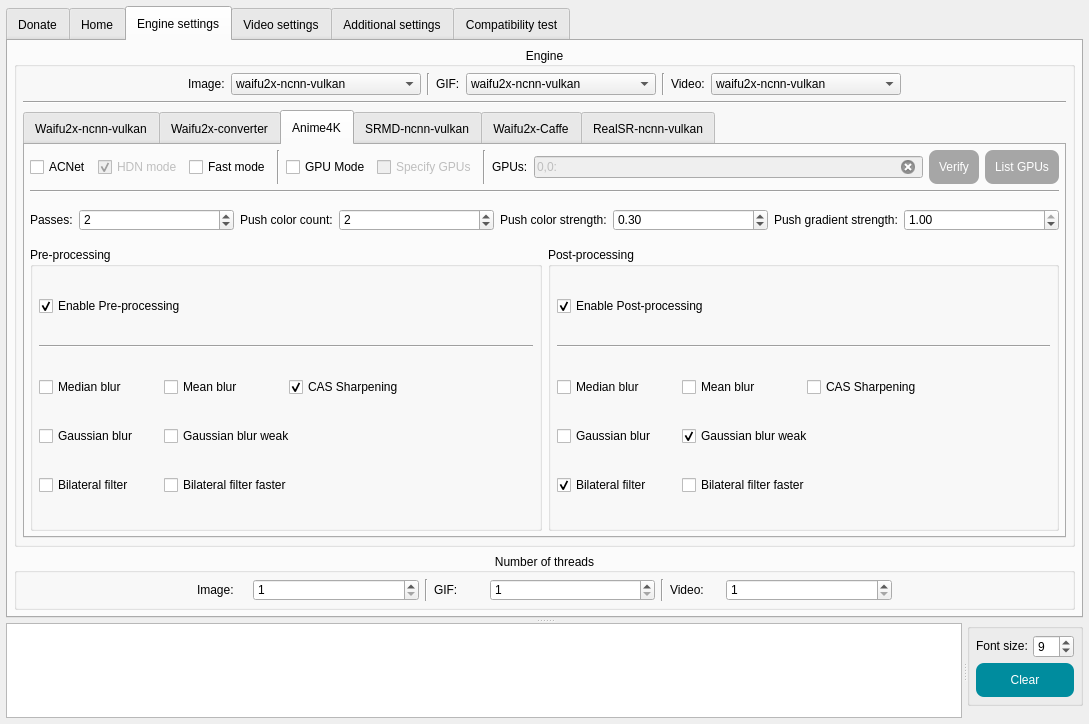
Old version of the form SRC/Waifu2x-Extension-QT/mainwindow.ui in the repository AaronFeng753/Waifu2x-Extension-GUI.
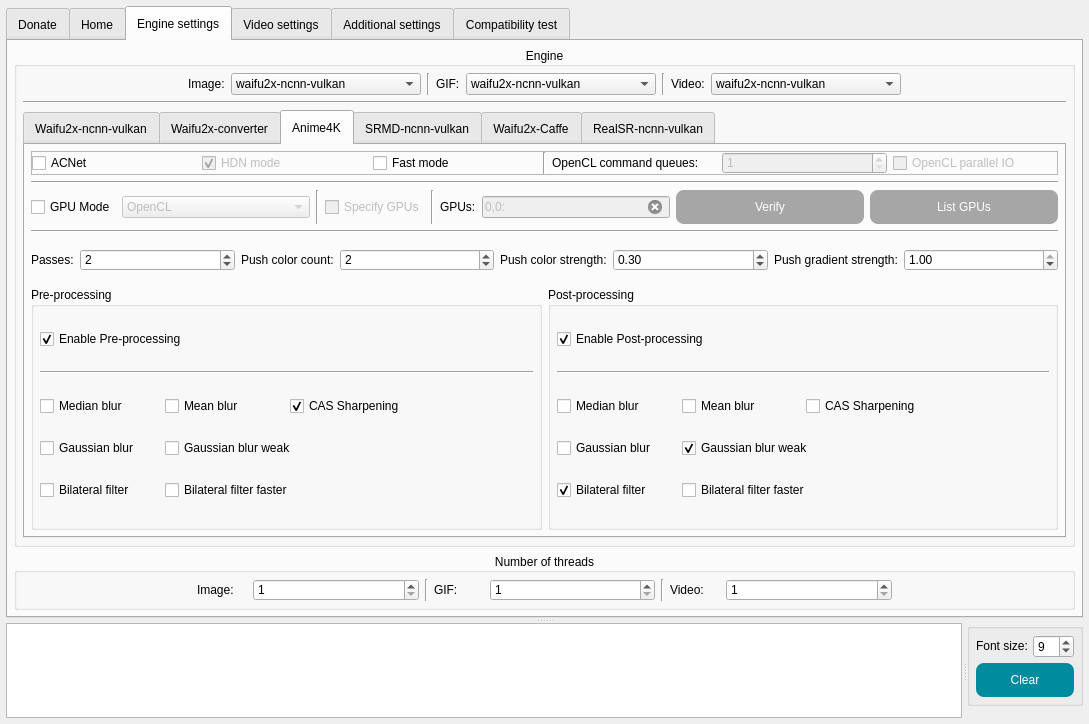
New version of the form. The open tabs and pages were chosen to show the change. Icons and pictures are not drawn.

Commit message: Adapt to the new version of Anime4K

Patch:
```diff
--- a/SRC/Waifu2x-Extension-QT/mainwindow.ui
+++ b/SRC/Waifu2x-Extension-QT/mainwindow.ui
@@ -4074,26 +4074,64 @@
 
 - [ Speed:★★★  Image Quality:★ ]</string>
                </attribute>
-               <layout class="QGridLayout" name="gridLayout_5">
+               <layout class="QGridLayout" name="gridLayout_62">
                 <property name="leftMargin">
-                 <number>5</number>
+                 <number>6</number>
                 </property>
                 <property name="topMargin">
-                 <number>5</number>
+                 <number>6</number>
                 </property>
                 <property name="rightMargin">
-                 <number>5</number>
+                 <number>6</number>
                 </property>
                 <property name="bottomMargin">
-                 <number>5</number>
+                 <number>6</number>
                 </property>
                 <item row="0" column="0">
-                 <layout class="QHBoxLayout" name="horizontalLayout_4">
-                  <item>
+                 <widget class="QFrame" name="frame_21">
+                  <property name="sizePolicy">
+                   <sizepolicy hsizetype="Preferred" vsizetype="Fixed">
+                    <horstretch>0</horstretch>
+                    <verstretch>0</verstretch>
+                   </sizepolicy>
+                  </property>
+                  <property name="frameShape">
+                   <enum>QFrame::StyledPanel</enum>
+                  </property>
+                  <property name="frameShadow">
+                   <enum>QFrame::Raised</enum>
+                  </property>
+                  <layout class="QGridLayout" name="gridLayout_61">
+                   <property name="leftMargin">
+                    <number>0</number>
+                   </property>
+                   <property name="topMargin">
+                    <number>0</number>
+                   </property>
+                   <property name="rightMargin">
+                    <number>0</number>
+                   </property>
+                   <property name="bottomMargin">
+                    <number>0</number>
+                   </property>
+                   <item row="0" column="3">
+                    <widget class="Line" name="line_26">
+                     <property name="orientation">
+                      <enum>Qt::Vertical</enum>
+                     </property>
+                    </widget>
+                   </item>
+                   <item row="0" column="0">
                    <widget class="QCheckBox" name="checkBox_ACNet_Anime4K">
                     <property name="enabled">
                      <bool>true</bool>
                     </property>
+                     <property name="sizePolicy">
+                      <sizepolicy hsizetype="Preferred" vsizetype="Fixed">
+                       <horstretch>0</horstretch>
+                       <verstretch>0</verstretch>
+                      </sizepolicy>
+                     </property>
                     <property name="toolTip">
                      <string>Enable ACNet.
 Will improve image quality.</string>
@@ -4103,11 +4141,52 @@
                     </property>
                    </widget>
                   </item>
-                  <item>
+                   <item row="0" column="2">
+                    <widget class="QCheckBox" name="checkBox_FastMode_Anime4K">
+                     <property name="sizePolicy">
+                      <sizepolicy hsizetype="Preferred" vsizetype="Fixed">
+                       <horstretch>0</horstretch>
+                       <verstretch>0</verstretch>
+                      </sizepolicy>
+                     </property>
+                     <property name="toolTip">
+                      <string>Faster but maybe low quality.</string>
+                     </property>
+                     <property name="text">
+                      <string>Fast mode</string>
+                     </property>
+                    </widget>
+                   </item>
+                   <item row="0" column="6">
+                    <widget class="QCheckBox" name="checkBox_OpenCLParallelIO_A4k">
+                     <property name="enabled">
+                      <bool>false</bool>
+                     </property>
+                     <property name="sizePolicy">
+                      <sizepolicy hsizetype="Preferred" vsizetype="Fixed">
+                       <horstretch>0</horstretch>
+                       <verstretch>0</verstretch>
+                      </sizepolicy>
+                     </property>
+                     <property name="toolTip">
+                      <string>OpenCL parallel IO command queue</string>
+                     </property>
+                     <property name="text">
+                      <string>OpenCL parallel IO</string>
+                     </property>
+                    </widget>
+                   </item>
+                   <item row="0" column="1">
                    <widget class="QCheckBox" name="checkBox_HDNMode_Anime4k">
                     <property name="enabled">
                      <bool>false</bool>
                     </property>
+                     <property name="sizePolicy">
+                      <sizepolicy hsizetype="Preferred" vsizetype="Fixed">
+                       <horstretch>0</horstretch>
+                       <verstretch>0</verstretch>
+                      </sizepolicy>
+                     </property>
                     <property name="toolTip">
                      <string>Enable HDN mode for ACNet.
 Will improve image quality.
@@ -4123,27 +4202,87 @@
                     </property>
                    </widget>
                   </item>
-                  <item>
-                   <widget class="QCheckBox" name="checkBox_FastMode_Anime4K">
+                   <item row="0" column="5">
+                    <widget class="QSpinBox" name="spinBox_OpenCLCommandQueues_A4k">
+                     <property name="enabled">
+                      <bool>false</bool>
+                     </property>
+                     <property name="sizePolicy">
+                      <sizepolicy hsizetype="Preferred" vsizetype="Fixed">
+                       <horstretch>0</horstretch>
+                       <verstretch>0</verstretch>
+                      </sizepolicy>
+                     </property>
                     <property name="toolTip">
-                     <string>Faster but maybe low quality.</string>
-                    </property>
+                      <string>Number of OpenCL command queues</string>
+                     </property>
+                     <property name="minimum">
+                      <number>1</number>
+                     </property>
+                     <property name="maximum">
+                      <number>999999999</number>
+                     </property>
+                    </widget>
+                   </item>
+                   <item row="0" column="4">
+                    <widget class="QLabel" name="label_23">
                     <property name="text">
-                     <string>Fast mode</string>
+                      <string>OpenCL command queues:</string>
                     </property>
                    </widget>
                   </item>
                  </layout>
+                 </widget>
                 </item>
-                <item row="0" column="1">
-                 <widget class="Line" name="line_13">
+                <item row="1" column="0">
+                 <widget class="Line" name="line_5">
+                  <property name="orientation">
+                   <enum>Qt::Horizontal</enum>
+                  </property>
+                 </widget>
+                </item>
+                <item row="2" column="0">
+                 <widget class="QFrame" name="frame_20">
+                  <property name="sizePolicy">
+                   <sizepolicy hsizetype="Preferred" vsizetype="Fixed">
+                    <horstretch>0</horstretch>
+                    <verstretch>0</verstretch>
+                   </sizepolicy>
+                  </property>
+                  <property name="frameShape">
+                   <enum>QFrame::NoFrame</enum>
+                  </property>
+                  <property name="frameShadow">
+                   <enum>QFrame::Sunken</enum>
+                  </property>
+                  <layout class="QGridLayout" name="gridLayout_5">
+                   <property name="leftMargin">
+                    <number>0</number>
+                   </property>
+                   <property name="topMargin">
+                    <number>0</number>
+                   </property>
+                   <property name="rightMargin">
+                    <number>0</number>
+                   </property>
+                   <property name="bottomMargin">
+                    <number>0</number>
+                   </property>
+                   <item row="0" column="4">
+                    <widget class="Line" name="line_15">
                   <property name="orientation">
                    <enum>Qt::Vertical</enum>
                   </property>
                  </widget>
                 </item>
-                <item row="0" column="2">
+                   <item row="0" column="0">
                  <widget class="QCheckBox" name="checkBox_GPUMode_Anime4K">
+                     <property name="sizePolicy">
+                      <sizepolicy hsizetype="Fixed" vsizetype="Fixed">
+                       <horstretch>0</horstretch>
+                       <verstretch>0</verstretch>
+                      </sizepolicy>
+                     </property>
                   <property name="toolTip">
                    <string>Enable GPU acceleration.</string>
                   </property>
@@ -4152,42 +4291,141 @@
                   </property>
                  </widget>
                 </item>
-                <item row="0" column="3">
-                 <widget class="QCheckBox" name="checkBox_SpecifyGPU_Anime4k">
+                   <item row="0" column="8">
+                    <widget class="QPushButton" name="pushButton_ListGPUs_Anime4k">
+                     <property name="enabled">
+                      <bool>false</bool>
+                     </property>
+                     <property name="maximumSize">
+                      <size>
+                       <width>16777215</width>
+                       <height>35</height>
+                      </size>
+                     </property>
+                     <property name="styleSheet">
+                      <string notr="true">QPushButton{
+background-color: rgb(26, 188, 156);
+color: rgb(255, 255, 255);
+border-style:outset;
+border-radius:8px;
+padding:10px;
+}
+QPushButton:hover{
+background-color: rgb(29, 214, 177);
+color: rgb(255, 255, 255);
+border-style:outset;
+border-radius:8px;
+padding:10px;
+}
+QPushButton:pressed{
+background-color: rgb(23, 173, 143);
+color: rgb(255, 255, 255);
+border-style:outset;
+border-radius:8px;
+padding:10px;
+}
+QPushButton:disabled{
+background-color: rgb(166, 166, 166);
+color: rgb(255, 255, 255);
+border-style:outset;
+border-radius:8px;
+padding:10px;
+}</string>
+                     </property>
+                     <property name="text">
+                      <string>List GPUs</string>
+                     </property>
+                    </widget>
+                   </item>
+                   <item row="0" column="1">
+                    <widget class="QComboBox" name="comboBox_GPGPUModel_A4k">
                   <property name="enabled">
                    <bool>false</bool>
                   </property>
                   <property name="toolTip">
-                   <string>You can specify multiple GPUs to fully 
-utilize the capabilities of your PC.
-(If there are multiple GPUs available.)</string>
-                  </property>
+                      <string>GPGPU model.
+
+Only NVIDIA products support CUDA.</string>
+                     </property>
+                     <item>
                   <property name="text">
-                   <string>Specify GPUs</string>
-                  </property>
-                 </widget>
-                </item>
-                <item row="0" column="4">
-                 <widget class="Line" name="line_15">
-                  <property name="orientation">
-                   <enum>Qt::Vertical</enum>
-                  </property>
+                       <string notr="true">OpenCL</string>
+                      </property>
+                     </item>
+                     <item>
+                      <property name="text">
+                       <string notr="true">CUDA</string>
+                      </property>
+                     </item>
                  </widget>
                 </item>
                 <item row="0" column="5">
-                 <layout class="QHBoxLayout" name="horizontalLayout_6">
-                  <item>
                    <widget class="QLabel" name="label_19">
+                     <property name="sizePolicy">
+                      <sizepolicy hsizetype="Fixed" vsizetype="Preferred">
+                       <horstretch>0</horstretch>
+                       <verstretch>0</verstretch>
+                      </sizepolicy>
+                     </property>
                     <property name="text">
                      <string notr="true">GPUs:</string>
                     </property>
                    </widget>
                   </item>
-                  <item>
+                   <item row="0" column="7">
+                    <widget class="QPushButton" name="pushButton_VerifyGPUsConfig_Anime4k">
+                     <property name="enabled">
+                      <bool>false</bool>
+                     </property>
+                     <property name="toolTip">
+                      <string>Verify your GPUs configuration.</string>
+                     </property>
+                     <property name="styleSheet">
+                      <string notr="true">QPushButton{
+background-color: rgb(178, 58, 238);
+color: rgb(255, 255, 255);
+border-style:outset;
+border-radius:8px;
+padding:10px;
+}
+QPushButton:hover{
+background-color: rgb(191, 62, 255);
+color: rgb(255, 255, 255);
+border-style:outset;
+border-radius:8px;
+padding:10px;
+}
+QPushButton:pressed{
+background-color: rgb(154, 50, 205);
+color: rgb(255, 255, 255);
+border-style:outset;
+border-radius:8px;
+padding:10px;
+}
+QPushButton:disabled{
+background-color: rgb(166, 166, 166);
+color: rgb(255, 255, 255);
+border-style:outset;
+border-radius:8px;
+padding:10px;
+}</string>
+                     </property>
+                     <property name="text">
+                      <string>Verify</string>
+                     </property>
+                    </widget>
+                   </item>
+                   <item row="0" column="6">
                    <widget class="QLineEdit" name="lineEdit_GPUs_Anime4k">
                     <property name="enabled">
                      <bool>false</bool>
                     </property>
+                     <property name="sizePolicy">
+                      <sizepolicy hsizetype="Preferred" vsizetype="Fixed">
+                       <horstretch>0</horstretch>
+                       <verstretch>0</verstretch>
+                      </sizepolicy>
+                     </property>
                     <property name="toolTip">
                      <string>Format: Platform ID,Device ID:
 
@@ -4206,105 +4444,45 @@
                     </property>
                    </widget>
                   </item>
-                  <item>
-                   <widget class="QPushButton" name="pushButton_VerifyGPUsConfig_Anime4k">
+                   <item row="0" column="3">
+                    <widget class="QCheckBox" name="checkBox_SpecifyGPU_Anime4k">
                     <property name="enabled">
                      <bool>false</bool>
                     </property>
+                     <property name="sizePolicy">
+                      <sizepolicy hsizetype="Fixed" vsizetype="Fixed">
+                       <horstretch>0</horstretch>
+                       <verstretch>0</verstretch>
+                      </sizepolicy>
+                     </property>
                     <property name="toolTip">
-                     <string>Verify your GPUs configuration.</string>
-                    </property>
-                    <property name="styleSheet">
-                     <string notr="true">QPushButton{
-background-color: rgb(178, 58, 238);
-color: rgb(255, 255, 255);
-border-style:outset;
-border-radius:8px;
-padding:10px;
-}
-QPushButton:hover{
-background-color: rgb(191, 62, 255);
-color: rgb(255, 255, 255);
-border-style:outset;
-border-radius:8px;
-padding:10px;
-}
-QPushButton:pressed{
-background-color: rgb(154, 50, 205);
-color: rgb(255, 255, 255);
-border-style:outset;
-border-radius:8px;
-padding:10px;
-}
-QPushButton:disabled{
-background-color: rgb(166, 166, 166);
-color: rgb(255, 255, 255);
-border-style:outset;
-border-radius:8px;
-padding:10px;
-}</string>
+                      <string>You can specify multiple GPUs to fully 
+utilize the capabilities of your PC.
+(If there are multiple GPUs available.)</string>
                     </property>
                     <property name="text">
-                     <string>Verify</string>
+                      <string>Specify GPUs</string>
                     </property>
                    </widget>
                   </item>
-                  <item>
-                   <widget class="QPushButton" name="pushButton_ListGPUs_Anime4k">
-                    <property name="enabled">
-                     <bool>false</bool>
-                    </property>
-                    <property name="maximumSize">
-                     <size>
-                      <width>16777215</width>
-                      <height>35</height>
-                     </size>
-                    </property>
-                    <property name="styleSheet">
-                     <string notr="true">QPushButton{
-background-color: rgb(26, 188, 156);
-color: rgb(255, 255, 255);
-border-style:outset;
-border-radius:8px;
-padding:10px;
-}
-QPushButton:hover{
-background-color: rgb(29, 214, 177);
-color: rgb(255, 255, 255);
-border-style:outset;
-border-radius:8px;
-padding:10px;
-}
-QPushButton:pressed{
-background-color: rgb(23, 173, 143);
-color: rgb(255, 255, 255);
-border-style:outset;
-border-radius:8px;
-padding:10px;
-}
-QPushButton:disabled{
-background-color: rgb(166, 166, 166);
-color: rgb(255, 255, 255);
-border-style:outset;
-border-radius:8px;
-padding:10px;
-}</string>
-                    </property>
-                    <property name="text">
-                     <string>List GPUs</string>
+                   <item row="0" column="2">
+                    <widget class="Line" name="line_13">
+                     <property name="orientation">
+                      <enum>Qt::Vertical</enum>
                     </property>
                    </widget>
                   </item>
                  </layout>
+                 </widget>
                 </item>
-                <item row="1" column="0" colspan="6">
+                <item row="3" column="0">
                  <widget class="Line" name="line_14">
                   <property name="orientation">
                    <enum>Qt::Horizontal</enum>
                   </property>
                  </widget>
                 </item>
-                <item row="2" column="0" colspan="6">
+                <item row="4" column="0">
                  <widget class="QWidget" name="widget" native="true">
                   <property name="sizePolicy">
                    <sizepolicy hsizetype="Preferred" vsizetype="Preferred">
@@ -4450,7 +4628,7 @@
                   </layout>
                  </widget>
                 </item>
-                <item row="3" column="0" colspan="6">
+                <item row="5" column="0">
                  <layout class="QHBoxLayout" name="horizontalLayout_2">
                   <item>
                    <widget class="QGroupBox" name="groupBox_PreProcessing_Anime4k">
```
Lines whose indentation alone changed are shown as unchanged. The commit also changes 6 other files.
